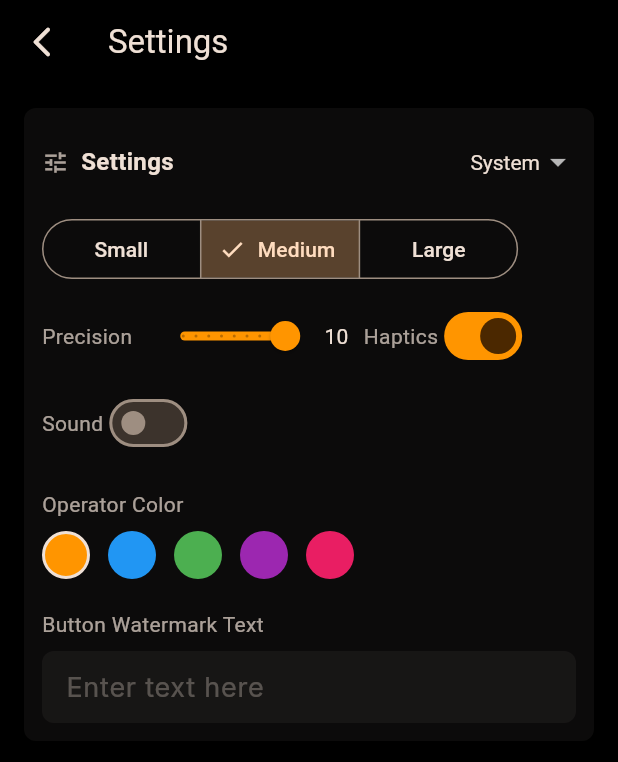
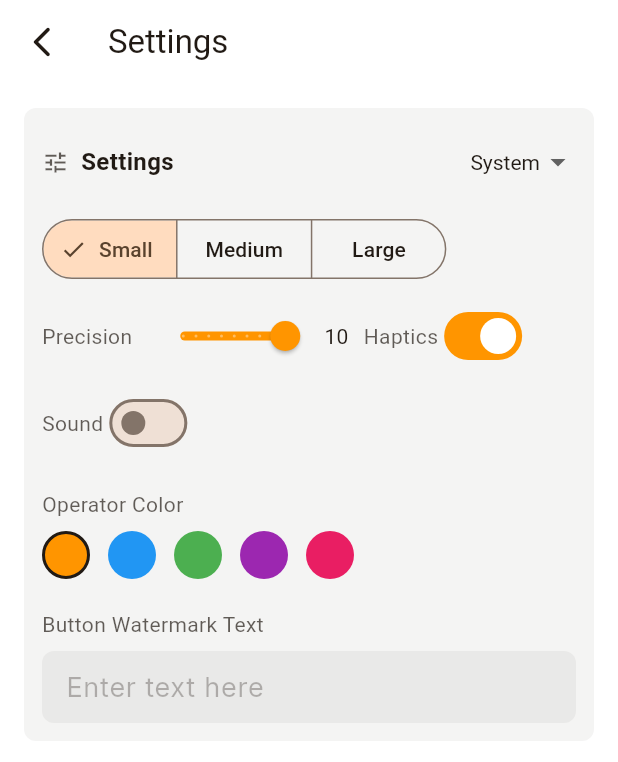
Before and after one commit to Tarun9105/Calc, a Flutter app: the SettingsScreen screen opened directly with empty values, after a tap on "Small", on a phone screen of 412 x 824 dp. Shown: the top 762 px of the screen. Run offline on Flutter 3.47's test engine with Material 3 defaults, Android fonts, the phone set to English and light mode, and no system bars; our stand-ins replace google_fonts.

Commit message:
Fix undefined references and move theme resolution logic to theme.dart

```diff
--- a/lib/app/app.dart
+++ b/lib/app/app.dart
@@ -11,7 +11,7 @@
     return MaterialApp(
       debugShowCheckedModeBanner: false,
       title: 'SmartCalc',
-      theme: buildSmartCalcTheme(),
+      theme: buildSmartCalcTheme(context),
       home: const CalculatorScreen(),
     );
   }
--- a/lib/app/theme.dart
+++ b/lib/app/theme.dart
@@ -3,11 +3,17 @@
 
 import '../features/settings/domain/app_settings.dart';
 
-ThemeData buildSmartCalcTheme({
+ThemeData buildSmartCalcTheme(
+  BuildContext context, {
   CalculatorThemeMode themeMode = CalculatorThemeMode.dark,
   Color? customOperatorColor,
 }) {
-  final isLight = themeMode == CalculatorThemeMode.light;
+  final effectiveMode = themeMode == CalculatorThemeMode.system
+      ? (MediaQuery.platformBrightnessOf(context) == Brightness.light
+          ? CalculatorThemeMode.light
+          : CalculatorThemeMode.dark)
+      : themeMode;
+  final isLight = effectiveMode == CalculatorThemeMode.light;
   final background = isLight ? const Color(0xFFFFFFFF) : const Color(0xFF000000);
   final operator = customOperatorColor ?? const Color(0xFFFF9500);
   final digit = isLight ? const Color(0xFF8E8E93) : const Color(0xFF333333);
--- a/lib/features/settings/application/settings_controller.dart
+++ b/lib/features/settings/application/settings_controller.dart
@@ -15,11 +15,11 @@
   AppSettings get settings => _settings;
 
   void updateThemeMode(CalculatorThemeMode themeMode) {
-    _save(_settings.copyWith(themeMode: themeMode));
+    _saveSettings(_settings.copyWith(themeMode: themeMode));
   }
 
   void updateTextScale(TextScalePreference textScale) {
-    _save(_settings.copyWith(textScale: textScale));
+    _saveSettings(_settings.copyWith(textScale: textScale));
   }
 
   void updateDecimalPrecision(int precision) {
--- a/lib/features/settings/presentation/settings_screen.dart
+++ b/lib/features/settings/presentation/settings_screen.dart
@@ -7,8 +7,6 @@
 class SettingsScreen extends StatefulWidget {
   const SettingsScreen({required this.controller, super.key});
 
-  /// Shared [SettingsController] passed from [CalculatorScreen] so that theme
-  /// changes are reflected immediately in the parent.
   final SettingsController controller;
 
   @override
@@ -21,7 +19,13 @@
   @override
   Widget build(BuildContext context) {
     return Theme(
-      data: buildSmartCalcTheme(themeMode: _ctrl.settings.themeMode),
+      data: buildSmartCalcTheme(
+        context,
+        themeMode: _ctrl.settings.themeMode,
+        customOperatorColor: _ctrl.settings.customOperatorColorValue != null
+            ? Color(_ctrl.settings.customOperatorColorValue!)
+            : null,
+      ),
       child: Scaffold(
         appBar: AppBar(
           title: const Text('Settings'),
```
Also changed, not shown: lib/features/calculator/presentation/calculator_screen.dart (+4 -11 lines), lib/features/memory/presentation/memory_screen.dart (+10 -4 lines).
